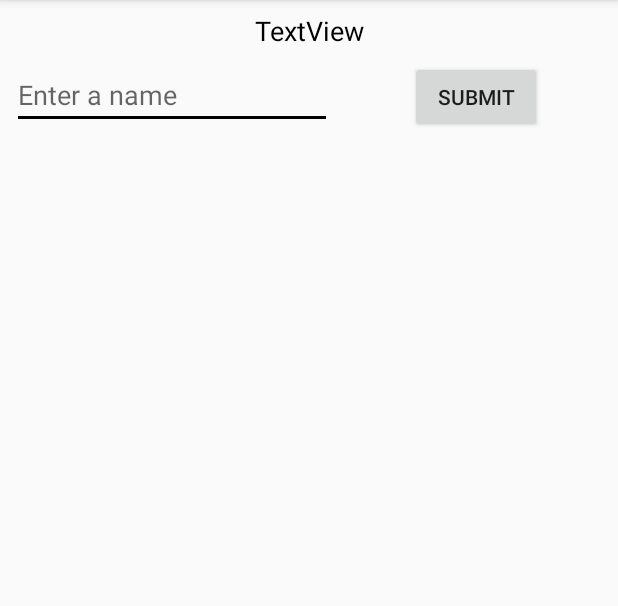
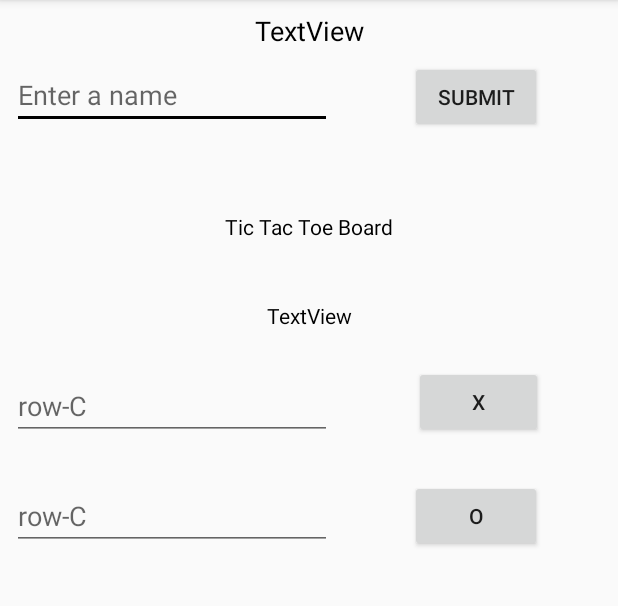
Before and after one commit to theapphideaway/AutomateWithPython, an Android app: the ChapterFiveActivity screen opened directly, with no data from a screen before it, on a phone screen of 412 x 824 dp, the part 84-690 px from its top. Run offline under Robolectric (Android 15) with nearby library versions, the phone set to English and light mode, and no system bars; libraries missing offline, so code that uses them is left out: com.chaquo.python; 4 statements that could not run were skipped.

Commit message:
Finished chapter Five

```diff
--- a/app/src/main/java/com/theapphideaway/automatewithpython/Chapters/ChapterFiveActivity.kt
+++ b/app/src/main/java/com/theapphideaway/automatewithpython/Chapters/ChapterFiveActivity.kt
@@ -15,6 +15,8 @@ class ChapterFiveActivity : AppCompatActivity() {
 
         val py = Python.getInstance()
         val pyClass = py.getModule("ChapterFive")
+
+        tic_tac_toe_board.text = pyClass.callAttr("tic_tac_toe_board").toString()
 
         dictionary_text_view.text = "Birthday dictionary: " + pyClass.callAttr("my_dictionary")
 
@@ -55,6 +57,14 @@ class ChapterFiveActivity : AppCompatActivity() {
                 birthday_edit_text.text.toString())
         }
 
+        x_button.setOnClickListener {
+            tic_tac_toe_board.text = pyClass.callAttr("play", x_edit_text.text.toString(), "X").toString()
+        }
+
+        o_button.setOnClickListener {
+            tic_tac_toe_board.text = pyClass.callAttr("play", o_edit_text.text.toString(), "O").toString()
+        }
+
 
     }
 }
--- a/app/src/main/res/layout/activity_chapter_five.xml
+++ b/app/src/main/res/layout/activity_chapter_five.xml
@@ -1,4 +1,7 @@
 <?xml version="1.0" encoding="utf-8"?>
+<ScrollView xmlns:android="http://schemas.android.com/apk/res/android"
+            xmlns:app="http://schemas.android.com/apk/res-auto" xmlns:tools="http://schemas.android.com/tools" android:layout_height="match_parent"
+            android:layout_width="match_parent">
 <android.support.constraint.ConstraintLayout
         xmlns:android="http://schemas.android.com/apk/res/android"
         xmlns:tools="http://schemas.android.com/tools"
@@ -91,4 +94,56 @@
             app:layout_constraintTop_toBottomOf="@+id/birthday_edit_text" app:layout_constraintStart_toStartOf="parent"
             android:layout_marginStart="8dp" app:layout_constraintEnd_toEndOf="parent" android:layout_marginEnd="8dp"
             android:textColor="@color/colorAccent"/>
+
+    <TextView
+            android:text="Tic Tac Toe Board"
+            android:layout_width="wrap_content"
+            android:layout_height="wrap_content"
+            android:id="@+id/board_title_text_view"
+            app:layout_constraintStart_toStartOf="parent"
+            android:layout_marginStart="8dp" app:layout_constraintEnd_toEndOf="parent" android:layout_marginEnd="8dp"
+            android:textColor="@color/colorAccent" android:layout_marginTop="28dp"
+            app:layout_constraintTop_toBottomOf="@+id/new_dictionary_text_view"/>
+    <TextView
+            android:text="TextView"
+            android:layout_width="wrap_content"
+            android:layout_height="wrap_content"
+            android:id="@+id/tic_tac_toe_board" android:layout_marginTop="40dp"
+            app:layout_constraintTop_toBottomOf="@+id/board_title_text_view" app:layout_constraintStart_toStartOf="parent"
+            android:layout_marginStart="8dp" app:layout_constraintEnd_toEndOf="parent" android:layout_marginEnd="8dp"
+            android:textColor="@color/colorAccent"/>
+    <EditText
+            android:layout_width="wrap_content"
+            android:layout_height="wrap_content"
+            android:inputType="textPersonName"
+            android:ems="10"
+            android:id="@+id/x_edit_text" android:layout_marginTop="28dp"
+            app:layout_constraintTop_toBottomOf="@+id/tic_tac_toe_board" android:layout_marginStart="8dp"
+            app:layout_constraintStart_toStartOf="parent" android:hint="row-C"/>
+
+    <EditText
+            android:layout_width="wrap_content"
+            android:layout_height="wrap_content"
+            android:inputType="textPersonName"
+            android:ems="10"
+            android:id="@+id/o_edit_text" android:layout_marginTop="28dp"
+            app:layout_constraintTop_toBottomOf="@+id/x_edit_text" android:layout_marginStart="8dp"
+            app:layout_constraintStart_toStartOf="parent" android:hint="row-C"/>
+    <Button
+            android:text="X"
+            android:layout_width="86dp"
+            android:layout_height="wrap_content"
+            android:id="@+id/x_button" app:layout_constraintStart_toEndOf="@+id/x_edit_text"
+            android:layout_marginStart="8dp" app:layout_constraintEnd_toEndOf="parent" android:layout_marginEnd="8dp"
+            android:layout_marginTop="24dp" app:layout_constraintTop_toBottomOf="@+id/tic_tac_toe_board"
+            app:layout_constraintHorizontal_bias="0.525"/>
+    <Button
+            android:text="O"
+            android:layout_width="wrap_content"
+            android:layout_height="wrap_content"
+            android:id="@+id/o_button" app:layout_constraintStart_toEndOf="@+id/o_edit_text"
+            android:layout_marginStart="8dp" app:layout_constraintEnd_toEndOf="parent" android:layout_marginEnd="8dp"
+            android:layout_marginTop="28dp" app:layout_constraintTop_toBottomOf="@+id/x_button"
+            app:layout_constraintHorizontal_bias="0.508"/>
 </android.support.constraint.ConstraintLayout>
+</ScrollView>
```
Also changed, not shown: 1 other file.
